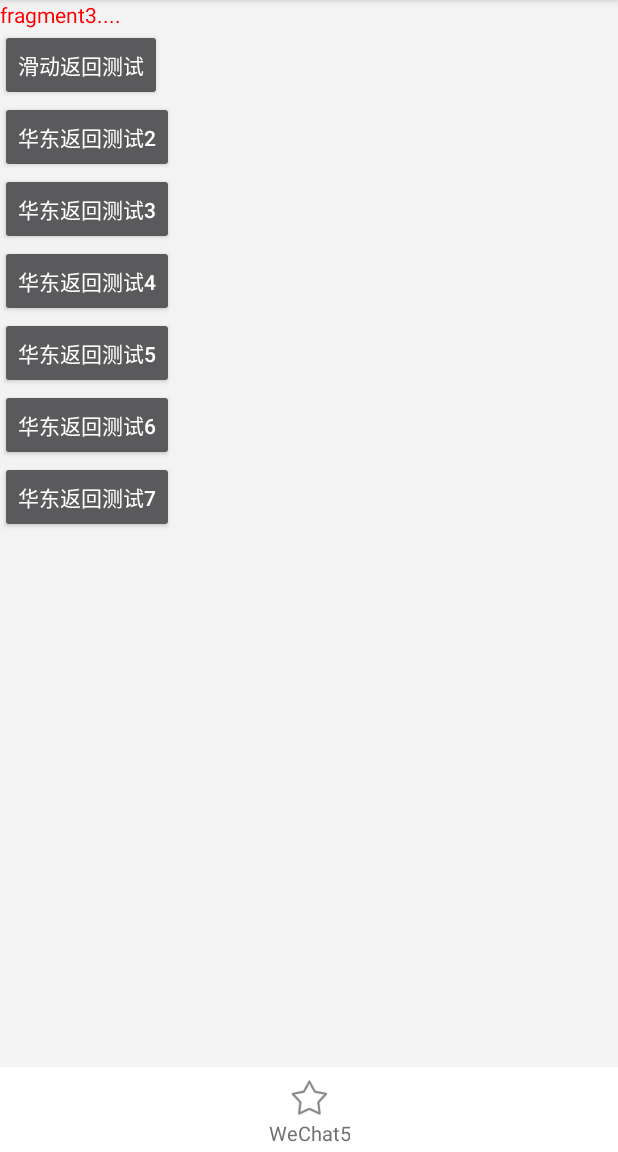
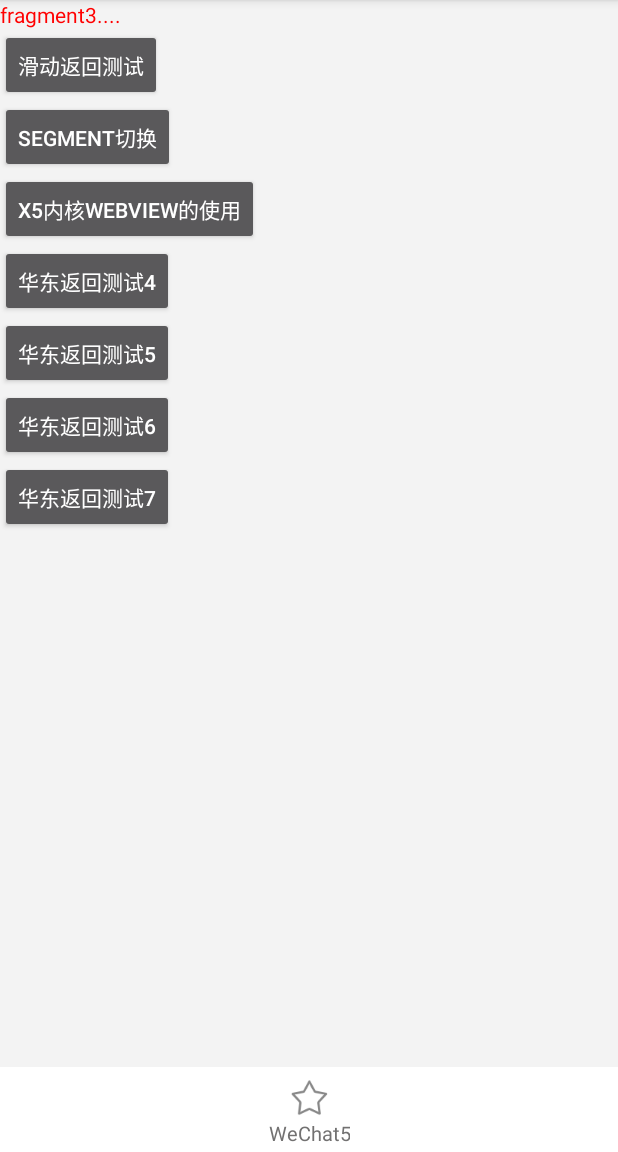
Before and after one commit to Erichkko/WeChat1, an Android app: the fragment Fragment3 placed in its activity, on a phone screen of 412 x 824 dp, the part 84-1236 px from its top. Run offline under Robolectric (Android 15) with nearby library versions, the phone set to English and light mode, and no system bars; libraries missing offline, so code that uses them is left out: com.tencent.smtt; 1 statement that could not run was skipped.

Commit message:
1.功能 文字修改

```diff
--- a/app/src/main/res/layout/frag_fragment3.xml
+++ b/app/src/main/res/layout/frag_fragment3.xml
@@ -21,12 +21,12 @@
             android:id="@+id/bt_bt2"
             android:layout_width="wrap_content"
             android:layout_height="match_parent"
-            android:text="华东返回测试2"/>
+            android:text="segment切换"/>
         <Button
             android:id="@+id/bt_bt3"
             android:layout_width="wrap_content"
             android:layout_height="match_parent"
-            android:text="华东返回测试3"/>
+            android:text="X5内核webview的使用"/>
         <Button
             android:id="@+id/bt_bt4"
             android:layout_width="wrap_content"
```
